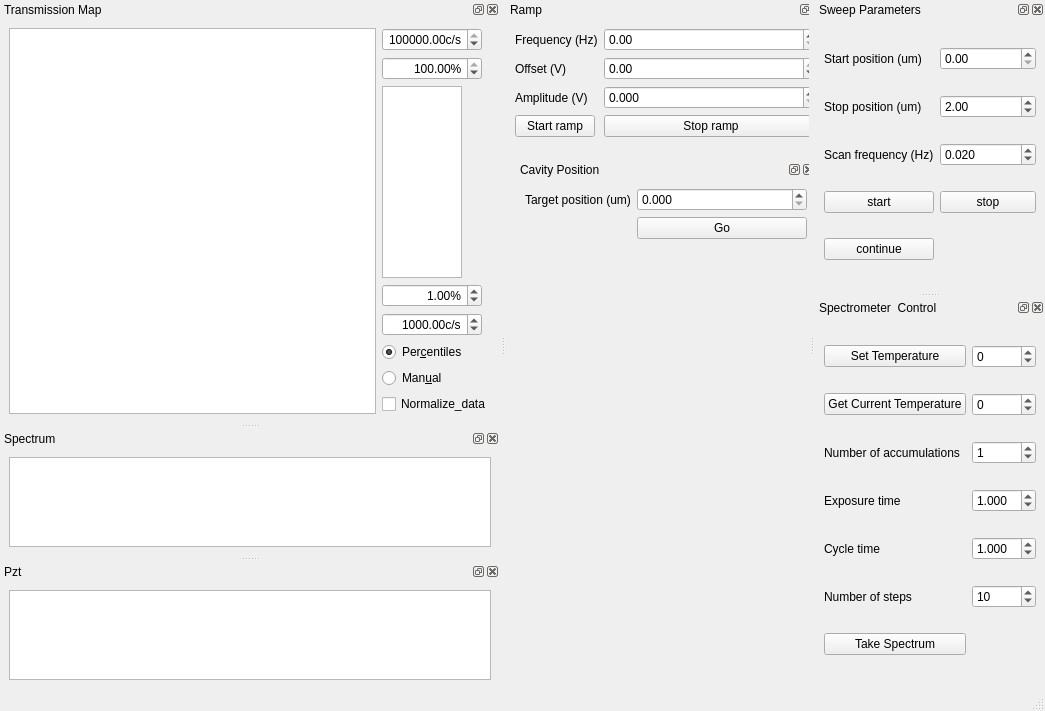
Above: gui/whitelight_transmission/whitelight_transmission.ui from rasjen/qudi before the change. Below: the same form after it.
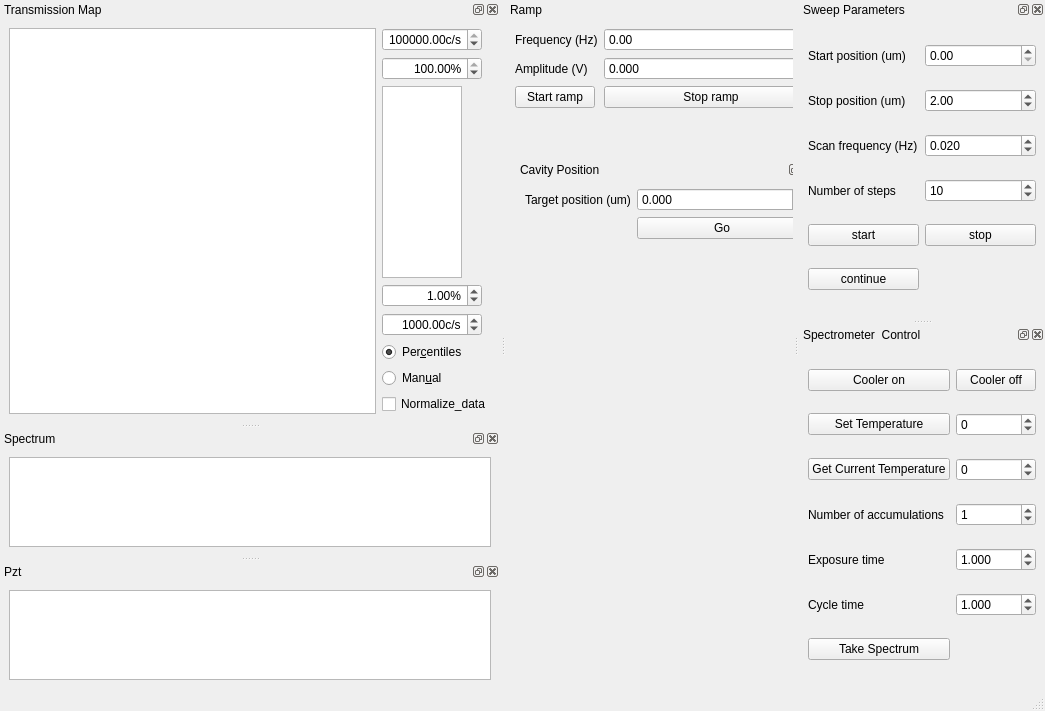
That is the form after the change. Custom widgets are drawn as their Qt base class.

Diff of the .ui file:
```diff
--- a/gui/whitelight_transmission/whitelight_transmission.ui
+++ b/gui/whitelight_transmission/whitelight_transmission.ui
@@ -54,50 +54,13 @@
          </widget>
         </item>
         <item row="1" column="0">
-         <widget class="QLabel" name="label_9">
-          <property name="text">
-           <string>Offset (V)</string>
-          </property>
-         </widget>
-        </item>
-        <item row="1" column="1">
-         <widget class="QDoubleSpinBox" name="ramp_offset_DoubleSpinBox">
-          <property name="minimum">
-           <double>-3.750000000000000</double>
-          </property>
-          <property name="maximum">
-           <double>0.000000000000000</double>
-          </property>
-          <property name="singleStep">
-           <double>0.010000000000000</double>
-          </property>
-          <property name="value">
-           <double>0.000000000000000</double>
-          </property>
-         </widget>
-        </item>
-        <item row="2" column="0">
          <widget class="QLabel" name="label_10">
           <property name="text">
            <string>Amplitude (V)</string>
           </property>
          </widget>
         </item>
-        <item row="3" column="0">
-         <widget class="QPushButton" name="StartRamp_PushButton">
-          <property name="text">
-           <string>Start ramp</string>
-          </property>
-         </widget>
-        </item>
-        <item row="3" column="1">
-         <widget class="QPushButton" name="StopRamp_PushButton">
-          <property name="text">
-           <string>Stop ramp</string>
-          </property>
-         </widget>
-        </item>
-        <item row="2" column="1">
+        <item row="1" column="1">
          <widget class="QDoubleSpinBox" name="ramp_amplitude_DoubleSpinBox">
           <property name="decimals">
            <number>3</number>
@@ -113,6 +76,20 @@
           </property>
          </widget>
         </item>
+        <item row="2" column="0">
+         <widget class="QPushButton" name="StartRamp_PushButton">
+          <property name="text">
+           <string>Start ramp</string>
+          </property>
+         </widget>
+        </item>
+        <item row="2" column="1">
+         <widget class="QPushButton" name="StopRamp_PushButton">
+          <property name="text">
+           <string>Stop ramp</string>
+          </property>
+         </widget>
+        </item>
        </layout>
       </item>
      </layout>
@@ -387,7 +364,7 @@
    </attribute>
    <widget class="QWidget" name="dockWidgetContents_3">
     <layout class="QGridLayout" name="gridLayout_3">
-     <item row="5" column="0">
+     <item row="6" column="0">
       <widget class="QPushButton" name="continue_pushButton">
        <property name="text">
         <string>continue</string>
@@ -411,7 +388,7 @@
      <item row="0" column="1">
       <widget class="QDoubleSpinBox" name="start_position_doubleSpinBox"/>
      </item>
-     <item row="4" column="0">
+     <item row="5" column="0">
       <widget class="QPushButton" name="start_pushButton">
        <property name="text">
         <string>start</string>
@@ -435,7 +412,7 @@
        </property>
       </widget>
      </item>
-     <item row="4" column="1">
+     <item row="5" column="1">
       <widget class="QPushButton" name="stop_pushButton">
        <property name="text">
         <string>stop</string>
@@ -449,6 +426,29 @@
        </property>
       </widget>
      </item>
+     <item row="4" column="1">
+      <widget class="QDoubleSpinBox" name="number_of_steps_doubleSpinBox">
+       <property name="decimals">
+        <number>0</number>
+       </property>
+       <property name="minimum">
+        <double>1.000000000000000</double>
+       </property>
+       <property name="maximum">
+        <double>1000.000000000000000</double>
+       </property>
+       <property name="value">
+        <double>10.000000000000000</double>
+       </property>
+      </widget>
+     </item>
+     <item row="4" column="0">
+      <widget class="QLabel" name="label_6">
+       <property name="text">
+        <string>Number of steps</string>
+       </property>
+      </widget>
+     </item>
     </layout>
    </widget>
   </widget>
@@ -486,6 +486,9 @@
        <property name="decimals">
         <number>3</number>
        </property>
+       <property name="maximum">
+        <double>5000.000000000000000</double>
+       </property>
        <property name="value">
         <double>1.000000000000000</double>
        </property>
@@ -544,6 +547,9 @@
        <property name="decimals">
         <number>3</number>
        </property>
+       <property name="maximum">
+        <double>5000.000000000000000</double>
+       </property>
        <property name="value">
         <double>1.000000000000000</double>
        </property>
@@ -556,26 +562,23 @@
        </property>
       </widget>
      </item>
-     <item row="6" column="1">
-      <widget class="QDoubleSpinBox" name="number_of_steps_doubleSpinBox">
-       <property name="decimals">
-        <number>0</number>
+     <item row="0" column="0">
+      <widget class="QPushButton" name="pushButton_cooler_on">
+       <property name="sizePolicy">
+        <sizepolicy hsizetype="Minimum" vsizetype="Preferred">
+         <horstretch>0</horstretch>
+         <verstretch>0</verstretch>
+        </sizepolicy>
        </property>
-       <property name="minimum">
-        <double>1.000000000000000</double>
-       </property>
-       <property name="maximum">
-        <double>1000.000000000000000</double>
-       </property>
-       <property name="value">
-        <double>10.000000000000000</double>
+       <property name="text">
+        <string>Cooler on</string>
        </property>
       </widget>
      </item>
-     <item row="6" column="0">
-      <widget class="QLabel" name="label_6">
+     <item row="0" column="1">
+      <widget class="QPushButton" name="pushButton_cooler_off">
        <property name="text">
-        <string>Number of steps</string>
+        <string>Cooler off</string>
        </property>
       </widget>
      </item>
```
